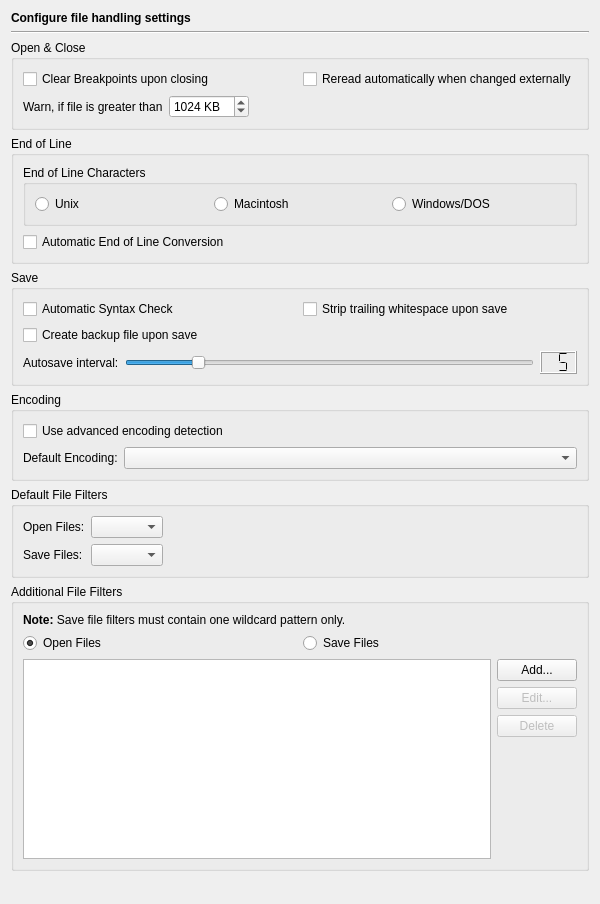
First picture: the form in Preferences/ConfigurationPages/EditorFilePage.ui, repository testmana2/test, before the edit.
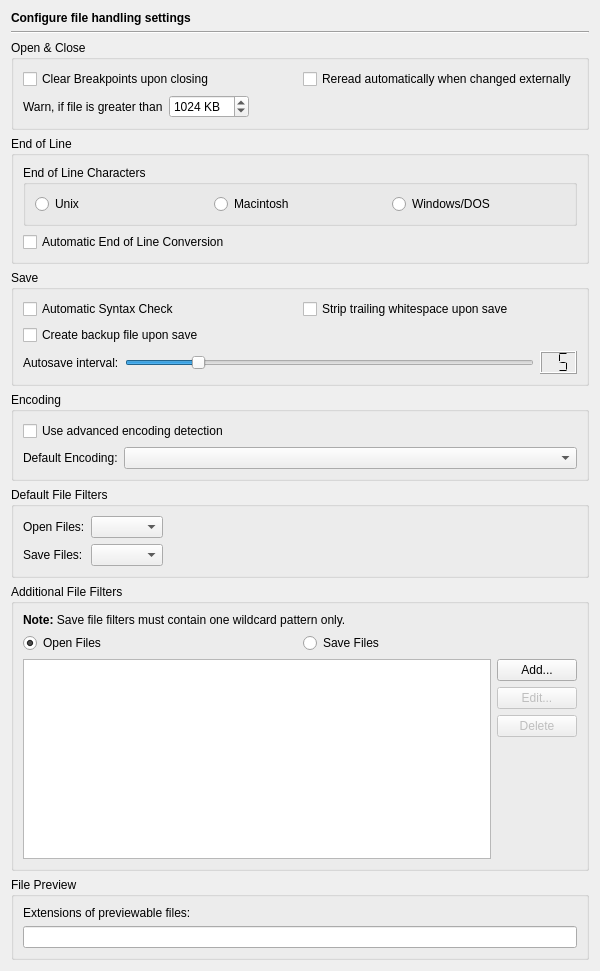
Second picture: the form after the edit.

Commit message: Added an action to preview the file in the eric web browser.

The edit to the form file:
```diff
--- a/Preferences/ConfigurationPages/EditorFilePage.ui
+++ b/Preferences/ConfigurationPages/EditorFilePage.ui
@@ -7,10 +7,10 @@
     <x>0</x>
     <y>0</y>
     <width>600</width>
-    <height>904</height>
+    <height>950</height>
    </rect>
   </property>
-  <layout class="QVBoxLayout" name="verticalLayout_2">
+  <layout class="QVBoxLayout" name="verticalLayout_3">
    <item>
     <widget class="QLabel" name="headerLabel">
      <property name="text">
@@ -453,6 +453,29 @@
      </layout>
     </widget>
    </item>
+   <item>
+    <widget class="QGroupBox" name="groupBox_7">
+     <property name="title">
+      <string>File Preview</string>
+     </property>
+     <layout class="QVBoxLayout" name="verticalLayout_2">
+      <item>
+       <widget class="QLabel" name="label_6">
+        <property name="text">
+         <string>Extensions of previewable files:</string>
+        </property>
+       </widget>
+      </item>
+      <item>
+       <widget class="QLineEdit" name="previewExtensionsEdit">
+        <property name="toolTip">
+         <string>Enter the filename extensions of files that may be previewed in the web browser (separated by a space)</string>
+        </property>
+       </widget>
+      </item>
+     </layout>
+    </widget>
+   </item>
    <item>
     <spacer>
      <property name="orientation">
```
The commit also changes 26 other files.
